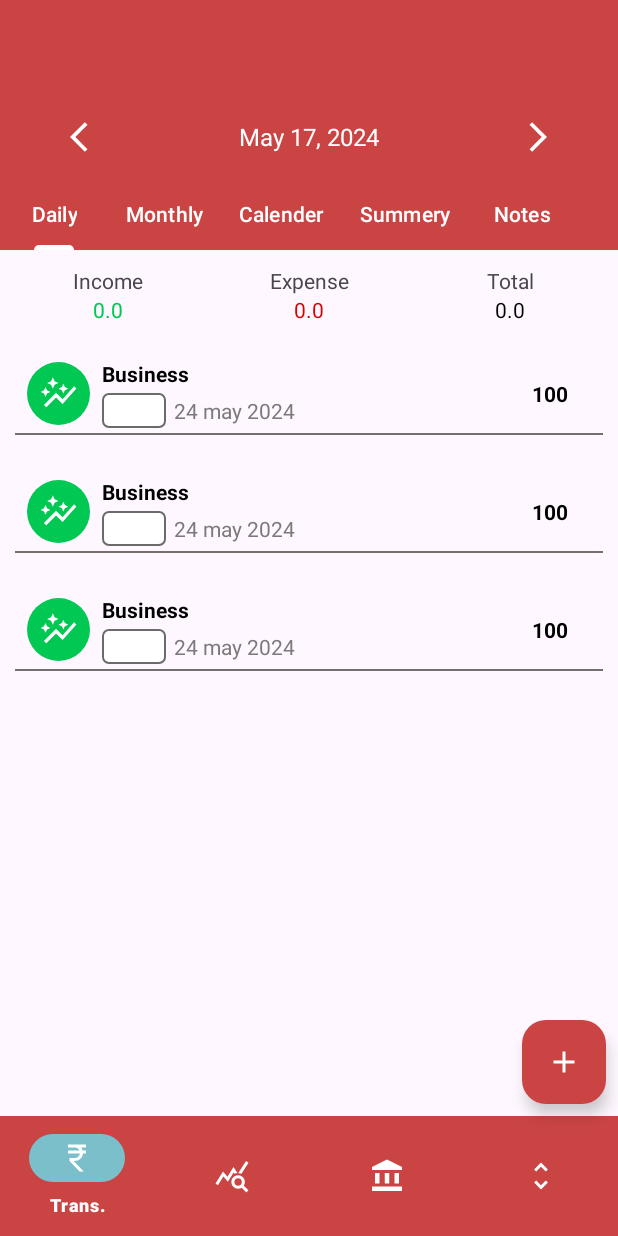
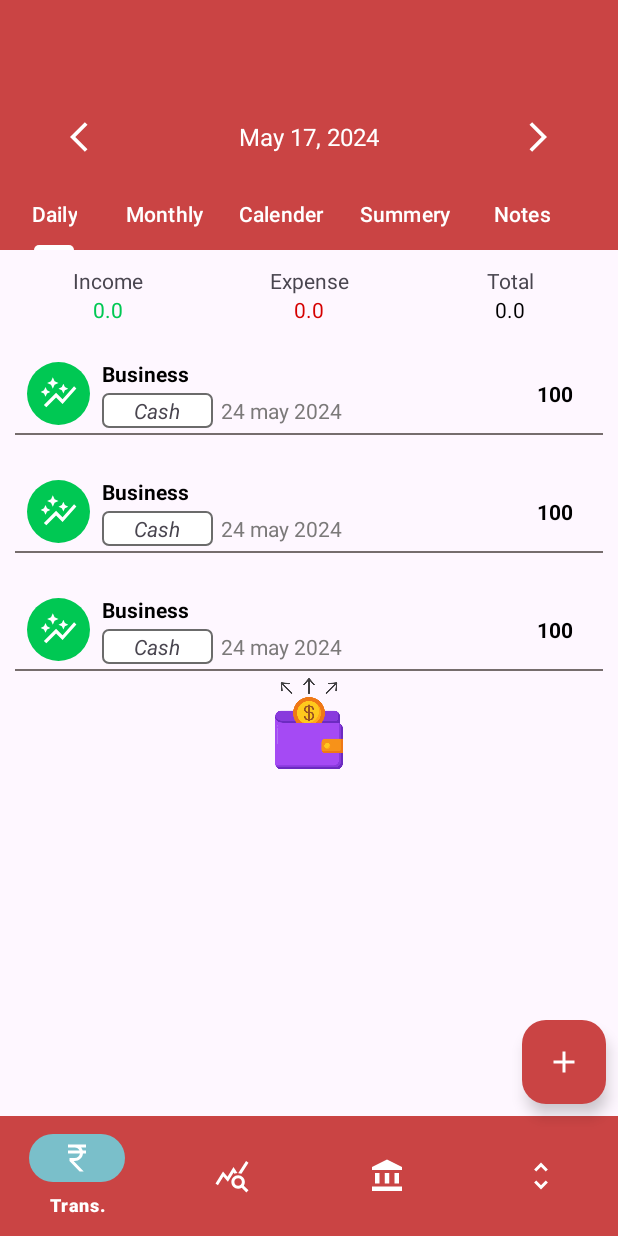
Before and after one commit to AtomicFive4059/expensesManager_App, an Android app: the layout activity_main.xml on its own in the app's theme, with its tools: preview values and no code run, on a phone screen of 412 x 824 dp. Run offline under Robolectric (Android 15) with nearby library versions, the phone set to English and light mode, and no system bars; Roboto replaces fonts that are not available here.

Commit message:
No Transaction layout (Tomorrow)

```diff
--- a/app/src/main/java/com/example/expensesmanagerapp/Utiles/Constant.java
+++ b/app/src/main/java/com/example/expensesmanagerapp/Utiles/Constant.java
@@ -44,9 +44,9 @@ public class Constant {
     public static int getAccountsColors(String accountName){
         //we used, switch conditional statement for setting the colors
         switch (accountName){
+            case "Cash":
+                return R.color.bankColor;
             case "Bank":
-                return R.color.bankColor;
-            case "Cash":
               return   R.color.cashColor;
             case "Card":
                return R.color.cardColor;
--- a/app/src/main/java/com/example/expensesmanagerapp/fragment/Transaction_Adapter.java
+++ b/app/src/main/java/com/example/expensesmanagerapp/fragment/Transaction_Adapter.java
@@ -45,7 +45,7 @@ public class Transaction_Adapter extends RecyclerView.Adapter<Transaction_Adapte
         //getting and setting transactionAmount to Transaction list
         holder.binding.transactionAmount.setText(String.valueOf(transactionModel.getAmount()));
         //getting and setting accountLabel to Transaction list
-        holder.binding.accountLabel.setText(transactionModel.getAccount());
+        holder.binding.transactionAccount.setText(transactionModel.getAccount());
 
        // Helper helper = new Helper(); instead of creating a every time obj of same class, we gonna do that particular method and function as a static and call directly
 
@@ -67,10 +67,10 @@ public class Transaction_Adapter extends RecyclerView.Adapter<Transaction_Adapte
         holder.binding.transactionCategory.setText(transactionModel.getCategory());
 
         //setting background color to accountLabel with help of getAccountsColors method and color resource folder
-        //holder.binding.accountLabel.setBackgroundTintList(context.getColorStateList(Constant.getAccountsColors(transactionModel.getAccount())));
+//       holder.binding.accountLabel.setBackgroundTintList(context.getColorStateList(Constant.getAccountsColors(transactionModel.getAccount())));
 
         //instead of setting background, i'm going to set text color for feel of UI
-        holder.binding.accountLabel.setTextColor(context.getColor(Constant.getAccountsColors(transactionModel.getAccount())));
+//      holder.binding.accountLabel.setTextColor(context.getColor(Constant.getAccountsColors(transactionModel.getAccount())));
 
         //setting Textcolor of Transaction amount on basis of Income and Expenses
         if (transactionModel.getType().equals(Constant.INCOME)){
--- a/app/src/main/res/layout/activity_main.xml
+++ b/app/src/main/res/layout/activity_main.xml
@@ -41,6 +41,7 @@
             android:layout_width="wrap_content"
             android:layout_height="wrap_content"
             android:rotationY="360"
+            android:longClickable="true"
             app:srcCompat="@drawable/baseline_arrow_back_ios_24" />
 
 <!--TextView: to display current date in TextView-->
@@ -59,6 +60,7 @@
             android:layout_width="wrap_content"
             android:layout_height="wrap_content"
             android:rotationY="180"
+            android:longClickable="true"
             app:srcCompat="@drawable/baseline_arrow_back_ios_24" />
 
     </LinearLayout>
@@ -231,16 +233,28 @@
         app:srcCompat="@drawable/baseline_add_24" />
 
 <!--RecyclerView for displaying the transaction -->
+
+<!--  ImageView: for empty state layout like no internet layout  -->
+    <ImageView
+        android:id="@+id/empty_State"
+        android:layout_width="64dp"
+        android:layout_height="64dp"
+        android:src="@drawable/logo"
+        app:layout_constraintBottom_toTopOf="@+id/bottomNavigationView"
+        app:layout_constraintEnd_toEndOf="parent"
+        app:layout_constraintStart_toStartOf="@+id/transaction_List"
+        app:layout_constraintTop_toBottomOf="@+id/linearLayout2" />
+
     <androidx.recyclerview.widget.RecyclerView
         android:id="@+id/transaction_List"
         android:layout_width="0dp"
         android:layout_height="0dp"
         app:layout_constraintBottom_toTopOf="@+id/bottomNavigationView"
         app:layout_constraintEnd_toEndOf="parent"
-        app:layout_constraintHorizontal_bias="0.0"
+        app:layout_constraintHorizontal_bias="1.0"
         app:layout_constraintStart_toStartOf="parent"
         app:layout_constraintTop_toBottomOf="@+id/linearLayout2"
         app:layout_constraintVertical_bias="1.0"
-        tools:listitem="@layout/row_transaction"/>
+        tools:listitem="@layout/row_transaction" />
 
 </androidx.constraintlayout.widget.ConstraintLayout>
--- a/app/src/main/res/layout/row_transaction.xml
+++ b/app/src/main/res/layout/row_transaction.xml
@@ -51,17 +51,18 @@
 
 <!--            TextView: for amount type-->
             <TextView
-                android:id="@+id/account_Label"
-                android:layout_width="wrap_content"
+                android:id="@+id/transaction_Account"
+                android:layout_width="74dp"
                 android:layout_height="wrap_content"
                 android:layout_weight="1"
+                android:textAlignment="center"
                 android:background="@drawable/account_bg"
                 android:paddingLeft="5dp"
                 android:paddingTop="2dp"
                 android:paddingRight="5dp"
                 android:paddingBottom="2dp"
                 android:text="Cash"
-                android:textColor="@color/white" />
+                android:textStyle="italic"/>
 
 <!--           TextView: for date of transaction -->
             <TextView
```
Also changed, not shown: app/src/main/java/com/example/expensesmanagerapp/MainActivity.java (+25 -6 lines), app/src/main/java/com/example/expensesmanagerapp/fragment/AddTransactionFragment.java (+55 -2 lines), app/src/main/java/com/example/expensesmanagerapp/fragment/MainViewModel.java (+8 -5 lines).
